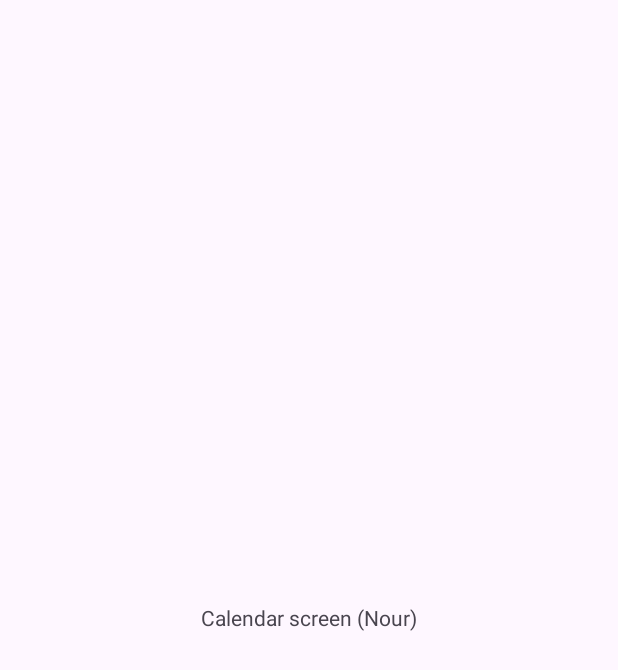
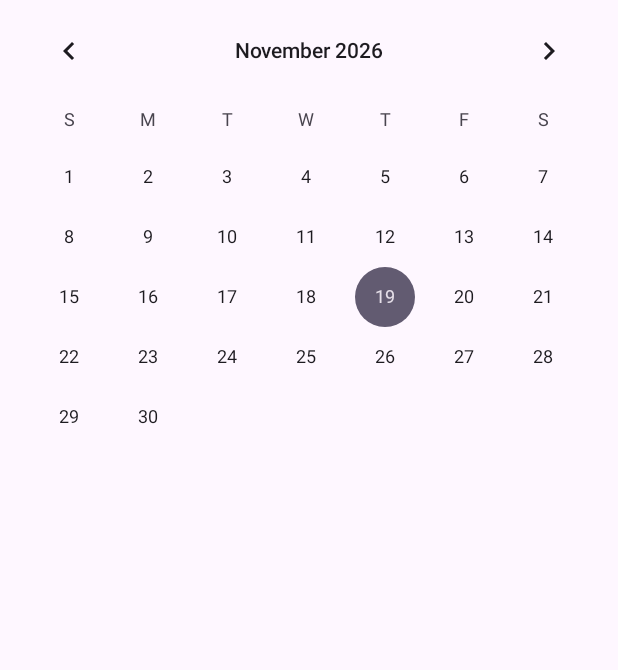
Before and after one commit to loaayyy/StudyPlanner, an Android app built with Jetpack Compose: the CalendarActivity screen opened directly, with no data from a screen before it, on a phone screen of 412 x 824 dp. Before the commit the part shown is almost empty. Shown: the top 670 px of the screen. Run offline under Robolectric (Android 15) with nearby library versions, the phone set to English and light mode, and no system bars.

Commit message:
Add portrait layout for Calendar screen

```diff
--- a/app/src/main/res/layout/activity_calendar.xml
+++ b/app/src/main/res/layout/activity_calendar.xml
@@ -1,14 +1,45 @@
 <?xml version="1.0" encoding="utf-8"?>
+<!-- Portrait: calendar on top, the selected day's tasks below it -->
 <LinearLayout xmlns:android="http://schemas.android.com/apk/res/android"
+    xmlns:tools="http://schemas.android.com/tools"
     android:layout_width="match_parent"
     android:layout_height="match_parent"
     android:fitsSystemWindows="true"
-    android:gravity="center"
-    android:orientation="vertical">
+    android:orientation="vertical"
+    tools:context=".CalendarActivity">
 
+    <CalendarView
+        android:id="@+id/calendarView"
+        android:layout_width="match_parent"
+        android:layout_height="wrap_content" />
+
+    <!-- Header, e.g. "Tasks on 23 Nov" -->
     <TextView
-        android:layout_width="wrap_content"
+        android:id="@+id/tvDayTitle"
+        android:layout_width="match_parent"
         android:layout_height="wrap_content"
-        android:text="Calendar screen (Nour)" />
+        android:paddingStart="16dp"
+        android:paddingTop="8dp"
+        android:paddingEnd="16dp"
+        android:paddingBottom="8dp"
+        android:textAppearance="?attr/textAppearanceTitleMedium"
+        tools:text="Tasks on 23 Nov" />
+
+    <!-- Takes the rest of the screen -->
+    <ListView
+        android:id="@+id/lvTasks"
+        android:layout_width="match_parent"
+        android:layout_height="0dp"
+        android:layout_weight="1" />
+
+    <!-- Shown instead of the list when the day has no tasks -->
+    <TextView
+        android:id="@+id/tvEmpty"
+        android:layout_width="match_parent"
+        android:layout_height="0dp"
+        android:layout_weight="1"
+        android:gravity="center"
+        android:text="No tasks on this day"
+        android:visibility="gone" />
 
 </LinearLayout>
```
